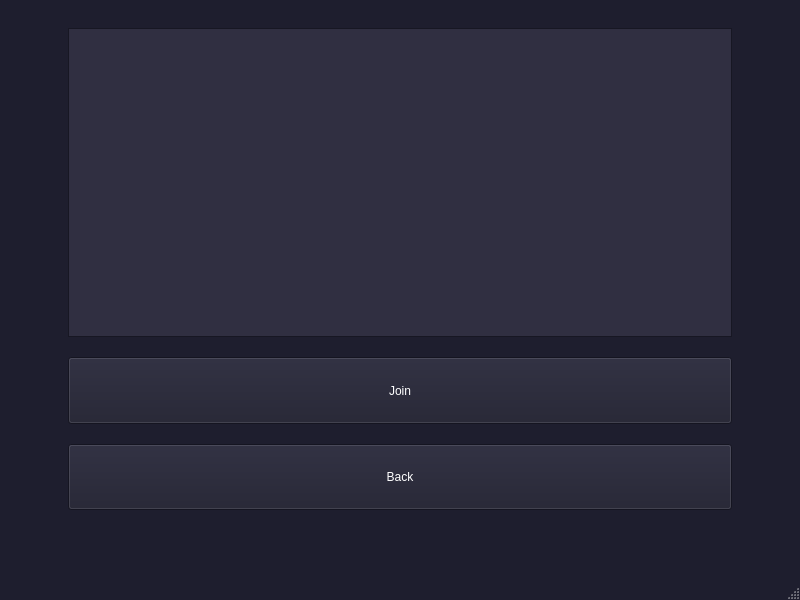
Juannbel/duck-game, file client/lobby/mainwindow.ui: the form before one commit.
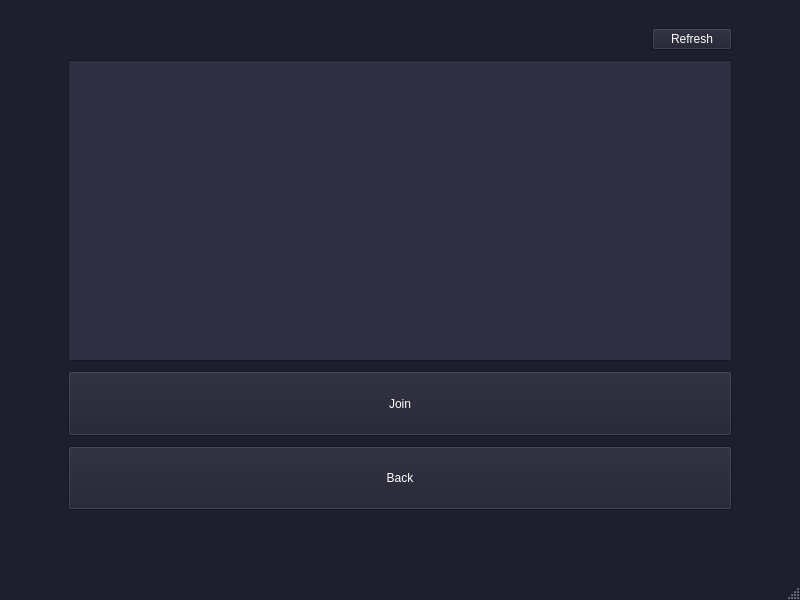
The form after the commit. The open tabs and pages were chosen to show the change.

```diff
--- a/client/lobby/mainwindow.ui
+++ b/client/lobby/mainwindow.ui
@@ -133,9 +133,9 @@
      <colorrole role="AlternateBase">
       <brush brushstyle="SolidPattern">
        <color alpha="255">
-        <red>15</red>
-        <green>15</green>
-        <blue>23</blue>
+        <red>30</red>
+        <green>30</green>
+        <blue>46</blue>
        </color>
       </brush>
      </colorrole>
@@ -288,9 +288,9 @@
      <colorrole role="AlternateBase">
       <brush brushstyle="SolidPattern">
        <color alpha="255">
-        <red>15</red>
-        <green>15</green>
-        <blue>23</blue>
+        <red>30</red>
+        <green>30</green>
+        <blue>46</blue>
        </color>
       </brush>
      </colorrole>
@@ -572,9 +572,9 @@
       <widget class="QWidget" name="page_2">
        <layout class="QVBoxLayout" name="verticalLayout_5">
         <item>
-         <layout class="QVBoxLayout" name="verticalLayout_3" stretch="70,15,15">
+         <layout class="QVBoxLayout" name="verticalLayout_3" stretch="10,70,15,15">
           <property name="spacing">
-           <number>20</number>
+           <number>10</number>
           </property>
           <property name="leftMargin">
            <number>50</number>
@@ -588,6 +588,30 @@
           <property name="bottomMargin">
            <number>50</number>
           </property>
+          <item>
+           <layout class="QHBoxLayout" name="horizontalLayout_2">
+            <item>
+             <spacer name="horizontalSpacer_2">
+              <property name="orientation">
+               <enum>Qt::Orientation::Horizontal</enum>
+              </property>
+              <property name="sizeHint" stdset="0">
+               <size>
+                <width>40</width>
+                <height>20</height>
+               </size>
+              </property>
+             </spacer>
+            </item>
+            <item>
+             <widget class="QPushButton" name="refreshLobbiesButton">
+              <property name="text">
+               <string>Refresh</string>
+              </property>
+             </widget>
+            </item>
+           </layout>
+          </item>
           <item>
            <widget class="QTableWidget" name="lobbiesList">
             <property name="sizePolicy">
@@ -596,6 +620,9 @@
               <verstretch>0</verstretch>
              </sizepolicy>
             </property>
+            <attribute name="horizontalHeaderStretchLastSection">
+             <bool>true</bool>
+            </attribute>
            </widget>
           </item>
           <item>
```
Left out of the diff: 30 changed lines with no effect on the pictures. Lines whose indentation alone changed are shown as unchanged.
